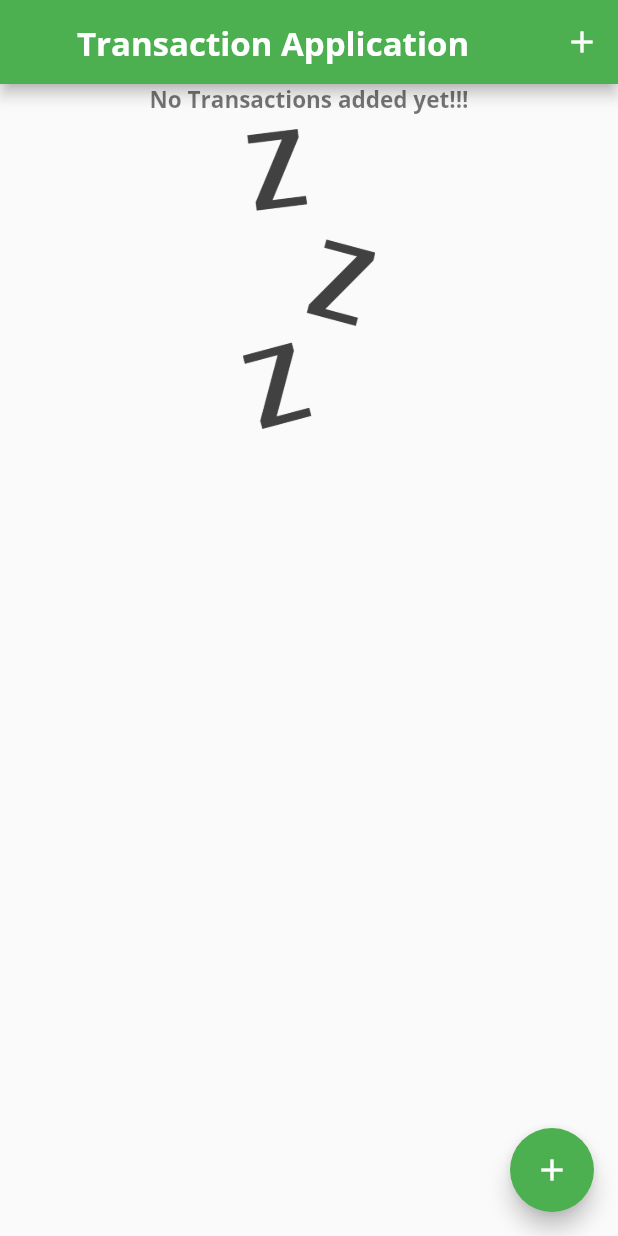
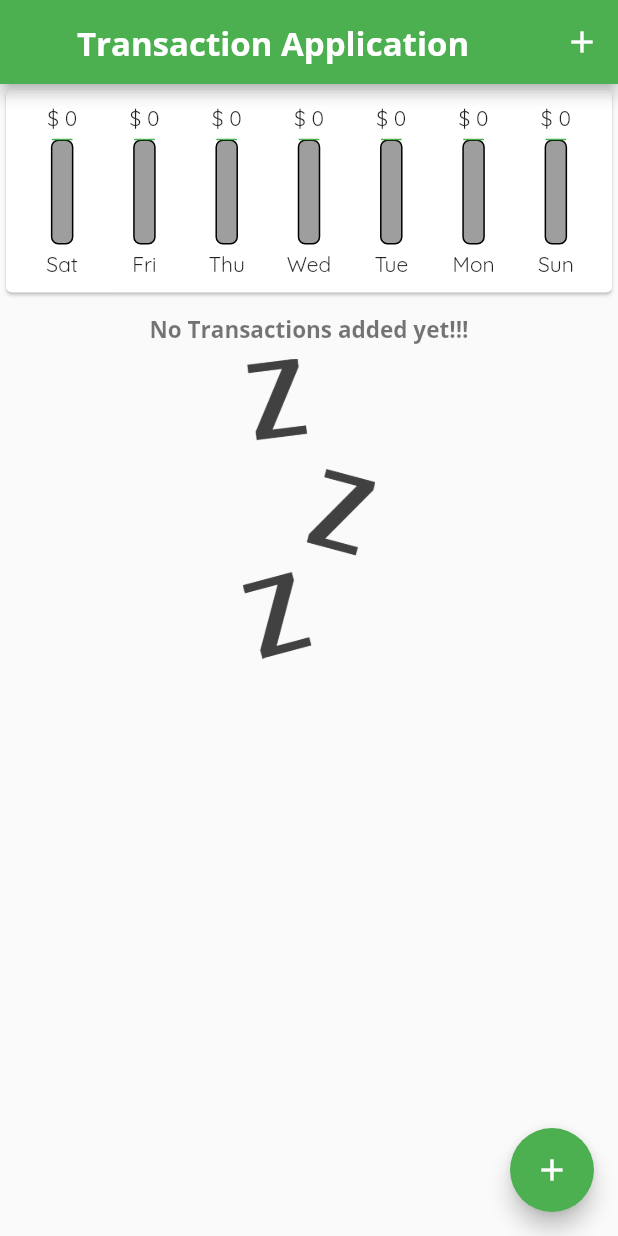
Before and after one commit to Rinnohara9803/transaction_manager_app, a Flutter app: the screen it shows after launch, on a phone screen of 412 x 824 dp. Run offline on Flutter 3.47's test engine with Material 2 defaults, Android fonts, the phone set to English and light mode, and no system bars.

Commit message:
chartbars added

```diff
--- a/lib/screens/home_page.dart
+++ b/lib/screens/home_page.dart
@@ -1,5 +1,6 @@
 import 'package:flutter/material.dart';
 import 'package:transaction_app/models/transaction.dart';
+import 'package:transaction_app/widgets/chart.dart';
 import 'package:transaction_app/widgets/new_transaction.dart';
 import 'package:transaction_app/widgets/transaction_list.dart';
 
@@ -23,6 +24,16 @@ class _HomePageState extends State<HomePage> {
     //   date: DateTime.now(),
     // ),
   ];
+
+  List<Transaction> get _recentTransactions {
+    return _transactions.where((transaction) {
+      return transaction.date.isAfter(
+        DateTime.now().subtract(
+          const Duration(days: 7),
+        ),
+      );
+    }).toList();
+  }
 
   void addNewTransaction(String txtitle, int txamount) {
     final newTransaction = Transaction(
@@ -82,19 +93,7 @@ class _HomePageState extends State<HomePage> {
           width: MediaQuery.of(context).size.width,
           child: ListView(
             children: [
-              // Container(
-              //   margin: const EdgeInsets.all(
-              //     8,
-              //   ),
-              //   height: 50,
-              //   width: double.infinity,
-              //   decoration: BoxDecoration(
-              //     color: Theme.of(context).colorScheme.primary,
-              //     borderRadius: BorderRadius.circular(
-              //       5,
-              //     ),
-              //   ),
-              // ),
+              Chart(_recentTransactions),
               TransactionList(_transactions),
             ],
           ),
--- a/lib/widgets/chart.dart
+++ b/lib/widgets/chart.dart
@@ -1,12 +1,75 @@
 import 'package:flutter/material.dart';
+import 'package:transaction_app/models/transaction.dart';
+import 'package:intl/intl.dart';
+import 'package:transaction_app/widgets/chart_bars.dart';
 
 class Chart extends StatelessWidget {
-  const Chart({Key? key}) : super(key: key);
+  // const Chart({Key? key}) : super(key: key);
+
+  final List<Transaction> recentTransactions;
+
+  Chart(this.recentTransactions);
+
+  List<Map<String, Object>> get groupedTransactionValues {
+    return List.generate(
+      7,
+      (index) {
+        final weekDay = DateTime.now().subtract(
+          Duration(days: index),
+        );
+
+        int totalAmount = 0;
+
+        for (var i = 0; i < recentTransactions.length; i++) {
+          if (recentTransactions[i].date.year == weekDay.year &&
+              recentTransactions[i].date.month == weekDay.month &&
+              recentTransactions[i].date.day == weekDay.day) {
+            totalAmount += recentTransactions[i].amount;
+          }
+        }
+
+        return {
+          'day': DateFormat.E().format(weekDay).substring(0, 3),
+          'amount': totalAmount,
+        };
+      },
+    );
+  }
+
+  double get totalWeekAmount {
+    return groupedTransactionValues.fold(0,
+        (previousValue, dailyTransactionAmount) {
+      return previousValue +
+          int.parse(
+            dailyTransactionAmount['amount'].toString(),
+          );
+    });
+  }
 
   @override
   Widget build(BuildContext context) {
     return Card(
-      child: Container(),
+      child: Padding(
+        padding: const EdgeInsets.all(10.0),
+        child: Row(
+          mainAxisAlignment: MainAxisAlignment.spaceAround,
+          children: groupedTransactionValues.map((transactionValue) {
+            return Flexible(
+              fit: FlexFit.tight,
+              child: ChartBar(
+                transactionValue['day'].toString(),
+                int.parse(
+                  transactionValue['amount'].toString(),
+                ),
+                totalWeekAmount == 0
+                    ? 0.0
+                    : double.parse(transactionValue['amount'].toString()) /
+                        totalWeekAmount,
+              ),
+            );
+          }).toList(),
+        ),
+      ),
     );
   }
 }
--- /dev/null
+++ b/lib/widgets/chart_bars.dart
@@ -0,0 +1,65 @@
+import 'package:flutter/material.dart';
+import 'package:transaction_app/widgets/chart.dart';
+
+class ChartBar extends StatelessWidget {
+  // const ChartBar({Key? key}) : super(key: key);
+
+  final String label;
+  final int spendingAmount;
+  final double sAP;
+
+  ChartBar(this.label, this.spendingAmount, this.sAP);
+
+  @override
+  Widget build(BuildContext context) {
+    return Column(
+      children: [
+        FittedBox(
+          child: Text(
+            '\$ $spendingAmount',
+          ),
+        ),
+        const SizedBox(
+          height: 5,
+        ),
+        Container(
+          height: 70,
+          width: 15,
+          child: Stack(
+            children: [
+              Container(
+                decoration: BoxDecoration(
+                  border: Border.all(
+                    width: 1,
+                  ),
+                  color: Colors.grey,
+                  borderRadius: BorderRadius.circular(
+                    5,
+                  ),
+                ),
+              ),
+              FractionallySizedBox(
+                heightFactor: sAP,
+                child: Container(
+                  decoration: BoxDecoration(
+                    border: Border.all(
+                      width: 1,
+                    ),
+                    color: Theme.of(context).colorScheme.primary,
+                    borderRadius: BorderRadius.circular(
+                      5,
+                    ),
+                  ),
+                ),
+              ),
+            ],
+          ),
+        ),
+        const SizedBox(
+          height: 4,
+        ),
+        Text(label),
+      ],
+    );
+  }
+}
--- a/lib/widgets/transaction_list.dart
+++ b/lib/widgets/transaction_list.dart
@@ -15,6 +15,9 @@ class TransactionList extends StatelessWidget {
       child: transactionList.isEmpty
           ? Column(
               children: [
+                const SizedBox(
+                  height: 10,
+                ),
                 Text(
                   'No Transactions added yet!!!',
                   style: Theme.of(context).textTheme.headline1,
```
